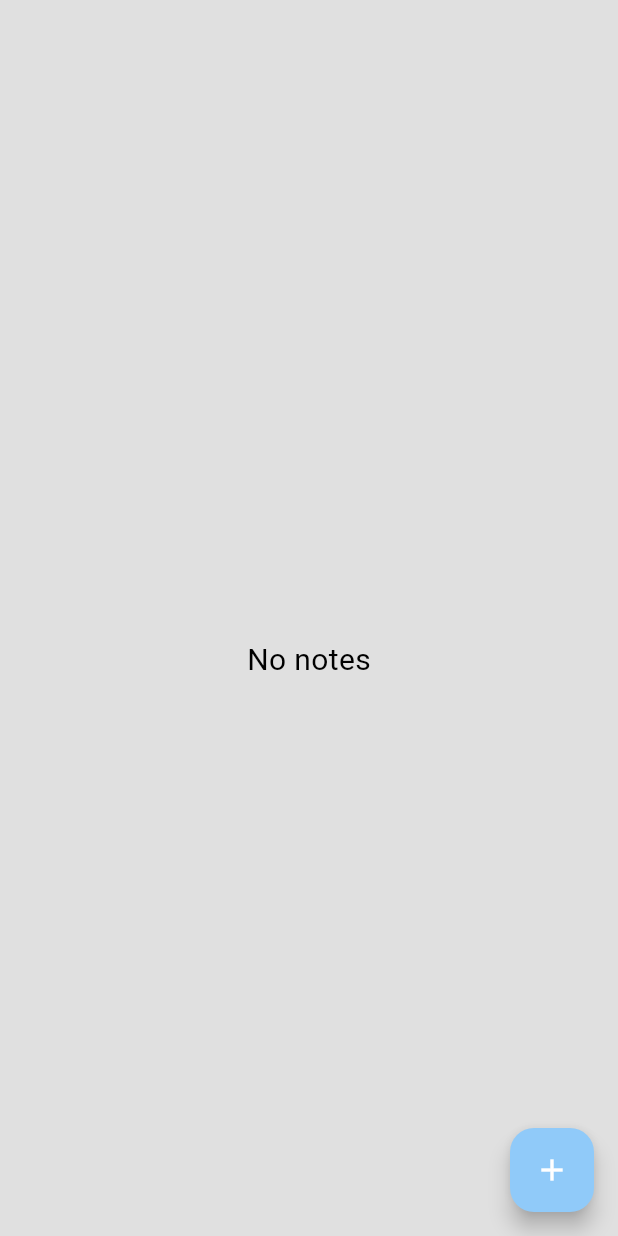
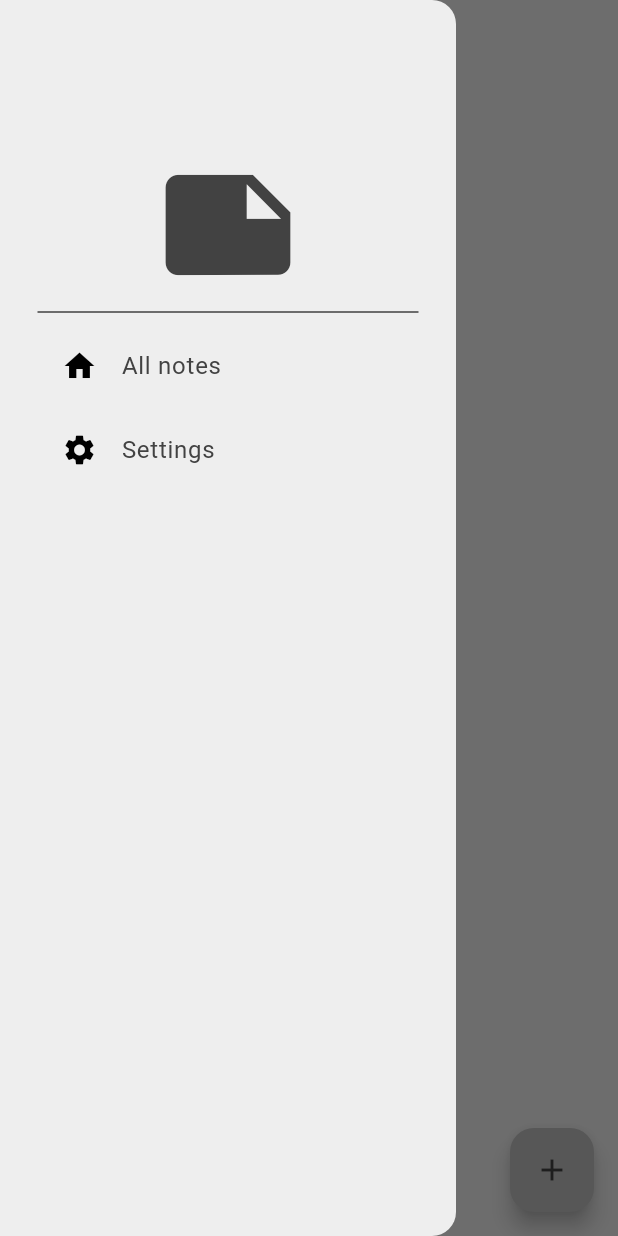
Before and after one commit to hiendaika/note_app_ver2, a Flutter app: the screen it shows after launch, with the side drawer open (before the commit the screen has no drawer), on a phone screen of 412 x 824 dp. Run offline on Flutter 3.47's test engine with Material 3 defaults, Android fonts, the phone set to English and light mode, and no system bars; our stand-ins replace google_fonts, isar; accounts and stored records are empty; generated files the repository leaves out were written again.

Commit message:
Create setting page

```diff
--- /dev/null
+++ b/lib/components/drawer.dart
@@ -0,0 +1,53 @@
+import 'package:flutter/material.dart';
+import 'package:note_app_ver2/components/drawer_tile.dart';
+
+class MyDrawer extends StatelessWidget {
+  const MyDrawer({super.key});
+
+  @override
+  Widget build(BuildContext context) {
+    return Drawer(
+      backgroundColor: Theme.of(context).colorScheme.surface,
+      child: Column(
+        children: [
+          //Header
+          Padding(
+            padding: EdgeInsets.only(top: 100),
+            child: Icon(
+              Icons.note,
+              size: 100,
+              color: Theme.of(context).colorScheme.inversePrimary,
+            ),
+          ),
+
+          Padding(
+            padding: const EdgeInsets.symmetric(horizontal: 25.0),
+            child: Divider(color: Theme.of(context).colorScheme.inversePrimary),
+          ),
+
+          // notes tile
+          DrawerTile(
+            title: 'All notes',
+            leading: Icon(Icons.home),
+            onTap: () {
+              Navigator.pop(context);
+              //Navigate to all notes page
+              Navigator.pushNamed(context, '/notes_page');
+            },
+          ),
+
+          // settings tile
+          DrawerTile(
+            title: 'Settings',
+            leading: Icon(Icons.settings),
+            onTap: () {
+              Navigator.pop(context);
+              //Navigate to settings page
+              Navigator.pushNamed(context, '/settings_page');
+            },
+          ),
+        ],
+      ),
+    );
+  }
+}
--- /dev/null
+++ b/lib/components/drawer_tile.dart
@@ -0,0 +1,28 @@
+import 'package:flutter/material.dart';
+
+class DrawerTile extends StatelessWidget {
+  final String title;
+  final Widget leading;
+  final void Function()? onTap;
+  const DrawerTile({
+    super.key,
+    required this.title,
+    required this.leading,
+    required this.onTap,
+  });
+
+  @override
+  Widget build(BuildContext context) {
+    return Padding(
+      padding: EdgeInsets.symmetric(horizontal: 25.0),
+      child: ListTile(
+        title: Text(
+          title,
+          style: TextStyle(color: Theme.of(context).colorScheme.inversePrimary),
+        ),
+        leading: leading,
+        onTap: onTap,
+      ),
+    );
+  }
+}
--- a/lib/main.dart
+++ b/lib/main.dart
@@ -1,6 +1,7 @@
 import 'package:flutter/material.dart';
 import 'package:note_app_ver2/models/note_database.dart';
 import 'package:note_app_ver2/pages/note_page.dart';
+import 'package:note_app_ver2/pages/settings_page.dart';
 import 'package:note_app_ver2/theme/theme_provider.dart';
 import 'package:provider/provider.dart';
 
@@ -8,6 +9,7 @@ void main() async {
   //initialize the database
   WidgetsFlutterBinding.ensureInitialized();
   await NoteDatabase.initialize();
+
   runApp(
     MultiProvider(
       providers: [
@@ -31,6 +33,10 @@ class MyApp extends StatelessWidget {
       debugShowCheckedModeBanner: false,
       home: NotePage(),
       theme: Provider.of<ThemeProvider>(context).themeData,
+      routes: {
+        '/notes_page': (context) => NotePage(),
+        '/settings_page': (context) => const SettingsPage(),
+      },
     );
   }
 }
--- a/lib/pages/note_page.dart
+++ b/lib/pages/note_page.dart
@@ -1,4 +1,7 @@
 import 'package:flutter/material.dart';
+import 'package:google_fonts/google_fonts.dart';
+import 'package:note_app_ver2/components/drawer.dart';
+import 'package:note_app_ver2/components/note_tile.dart';
 import 'package:note_app_ver2/models/note.dart';
 import 'package:note_app_ver2/models/note_database.dart';
 import 'package:provider/provider.dart';
@@ -12,10 +15,16 @@ class NotePage extends StatefulWidget {
 
 class _NotePageState extends State<NotePage> {
   @override
+  void initState() {
+    //When app start read notes
+    readNotes();
+    super.initState();
+  }
+
+  @override
   void setState(VoidCallback fn) {
     super.setState(fn);
-    //When app start read notes
-    readNotes();
+    // readNotes();
   }
 
   final TextEditingController myController = TextEditingController();
@@ -55,7 +64,7 @@ class _NotePageState extends State<NotePage> {
 
   // read notes
   void readNotes() {
-    context.watch<NoteDatabase>().fetchNotes();
+    context.read<NoteDatabase>().fetchNotes();
   }
 
   //update note
@@ -104,6 +113,7 @@ class _NotePageState extends State<NotePage> {
   Widget build(BuildContext context) {
     //Note database
     NoteDatabase database = context.watch<NoteDatabase>();
+
     //Current notes
     List<Note> currentNotes = database.currentNotes;
 
@@ -111,19 +121,29 @@ class _NotePageState extends State<NotePage> {
       appBar: AppBar(
         elevation: 0,
         backgroundColor: Colors.transparent,
+        foregroundColor: Theme.of(context).colorScheme.inversePrimary,
         centerTitle: true,
       ),
+      drawer: MyDrawer(),
+      backgroundColor: Theme.of(context).colorScheme.surface,
       body:
           currentNotes.isEmpty
               ? Center(
                 child: const Text('No notes', style: TextStyle(fontSize: 20)),
               )
               : Column(
+                crossAxisAlignment: CrossAxisAlignment.start,
                 children: [
                   //Header
                   Padding(
-                    padding: const EdgeInsets.all(15.0),
-                    child: const Text('Notes'),
+                    padding: const EdgeInsets.only(left: 25.0),
+                    child: Text(
+                      'Notes',
+                      style: GoogleFonts.dmSerifText(
+                        fontSize: 48,
+                        color: Theme.of(context).colorScheme.inversePrimary,
+                      ),
+                    ),
                   ),
                   //List note
                   Expanded(
@@ -133,28 +153,17 @@ class _NotePageState extends State<NotePage> {
                         final note = currentNotes[index];
                         return Card(
                           margin: EdgeInsets.symmetric(
-                            horizontal: 15,
-                            vertical: 10,
+                            horizontal: 18,
+                            vertical: 8,
                           ),
-                          child: ListTile(
-                            title: Text(note.title),
-                            trailing: Row(
-                              mainAxisSize: MainAxisSize.min,
-                              children: [
-                                IconButton(
-                                  icon: const Icon(Icons.delete),
-                                  onPressed: () {
-                                    deleteNote(note);
-                                  },
-                                ),
-                                IconButton(
-                                  icon: const Icon(Icons.edit),
-                                  onPressed: () {
-                                    updateNote(context, note);
-                                  },
-                                ),
-                              ],
-                            ),
+                          child: NoteTile(
+                            text: note.title,
+                            deleteNote: () {
+                              deleteNote(note);
+                            },
+                            updateNote: () {
+                              updateNote(context, note);
+                            },
                           ),
                         );
                       },
@@ -166,7 +175,10 @@ class _NotePageState extends State<NotePage> {
         onPressed: () {
           createNote(context);
         },
-        child: const Icon(Icons.add),
+        child: Icon(
+          Icons.add,
+          color: Theme.of(context).colorScheme.inversePrimary,
+        ),
       ),
     );
   }
--- a/lib/theme/theme.dart
+++ b/lib/theme/theme.dart
@@ -4,11 +4,12 @@ import 'package:flutter/material.dart';
 ThemeData lightMode = ThemeData(
   // primarySwatch: Colors.blue,
   brightness: Brightness.light,
+  // ColorScheme.light cung cấp bộ màu sáng
   colorScheme: ColorScheme.light(
-    surface: Colors.grey.shade300, //background
-    primary: Colors.blue.shade200,
-    secondary: Colors.blue.shade400,
-    inversePrimary: Colors.blue.shade800,
+    surface: Colors.grey.shade200,
+    primary: Colors.grey.shade400,
+    secondary: Colors.grey.shade600,
+    inversePrimary: Colors.grey.shade800,
   ),
 );
 
@@ -23,3 +24,13 @@ ThemeData darkMode = ThemeData(
     inversePrimary: Colors.grey.shade300,
   ),
 );
+
+// Thuộc tính	    Ý nghĩa	                                        Ví dụ (Màu sáng)	  Ví dụ (Màu tối)
+// primary	      Màu chính (thường dùng cho AppBar, nút chính)	  Colors.blue	        Colors.teal
+// onPrimary	    Màu chữ/icon trên nền primary	                  Colors.white	      Colors.black
+// secondary	    Màu phụ (thường dùng cho các nút phụ, tab)	    Colors.orange	      Colors.amber
+// onSecondary	  Màu chữ/icon trên nền secondary	                Colors.white	      Colors.black
+// background	    Màu nền chính của app	                          Colors.grey[200]!	  Colors.black
+// onBackground	  Màu chữ/icon trên nền background	              Colors.black	      Colors.white
+// surface	      Màu của các phần tử nổi (cards, dialogs...)	    Colors.white	      Colors.grey[900]!
+// onSurface	    Màu chữ/icon trên nền surface	                  Colors.black	      Colors.white
--- a/lib/theme/theme_provider.dart
+++ b/lib/theme/theme_provider.dart
@@ -7,6 +7,13 @@ class ThemeProvider with ChangeNotifier {
 
   ThemeData get themeData => _themeData;
 
+  bool get isDarkMode => themeData == darkMode;
+
+  set themeData(ThemeData themeData) {
+    _themeData = themeData;
+    notifyListeners();
+  }
+
   //Change theme
   void toggleTheme(bool isDark) {
     _themeData = isDark ? darkMode : lightMode;
```
Also changed, not shown: lib/components/note_tile.dart (added, +34 -0 lines), lib/pages/settings_page.dart (added, +54 -0 lines).
